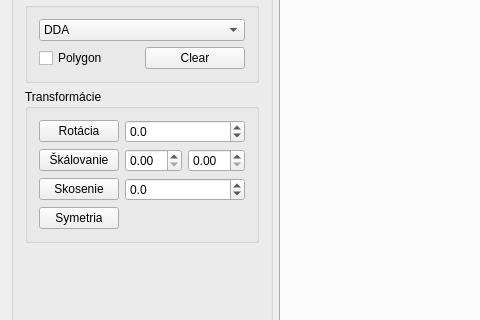
Old version of the form ImageViewer.ui in the repository karinjanovjakova/grafika_cv3; both pictures show x 0 to 480 and y 105 to 425 of the 900 by 700 pixel window.
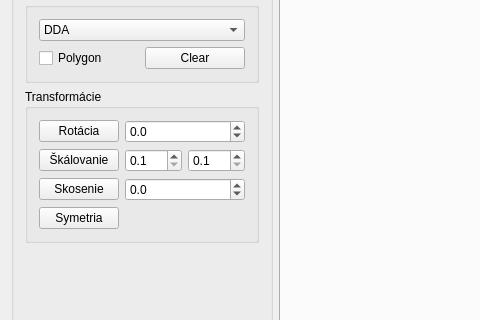
New version of the form.

Commit message: drobne upravy

```diff
--- a/ImageViewer.ui
+++ b/ImageViewer.ui
@@ -109,10 +109,30 @@
           <item row="1" column="1">
            <layout class="QHBoxLayout" name="horizontalLayout_4">
             <item>
-             <widget class="QDoubleSpinBox" name="sca_x"/>
+             <widget class="QDoubleSpinBox" name="sca_x">
+              <property name="decimals">
+               <number>1</number>
+              </property>
+              <property name="minimum">
+               <double>0.100000000000000</double>
+              </property>
+              <property name="value">
+               <double>0.100000000000000</double>
+              </property>
+             </widget>
             </item>
             <item>
-             <widget class="QDoubleSpinBox" name="sca_y"/>
+             <widget class="QDoubleSpinBox" name="sca_y">
+              <property name="decimals">
+               <number>1</number>
+              </property>
+              <property name="minimum">
+               <double>0.100000000000000</double>
+              </property>
+              <property name="value">
+               <double>0.100000000000000</double>
+              </property>
+             </widget>
             </item>
            </layout>
           </item>
```
Left out of the diff: 3 changed lines with no effect on the pictures. The commit also changes 1 other file.
